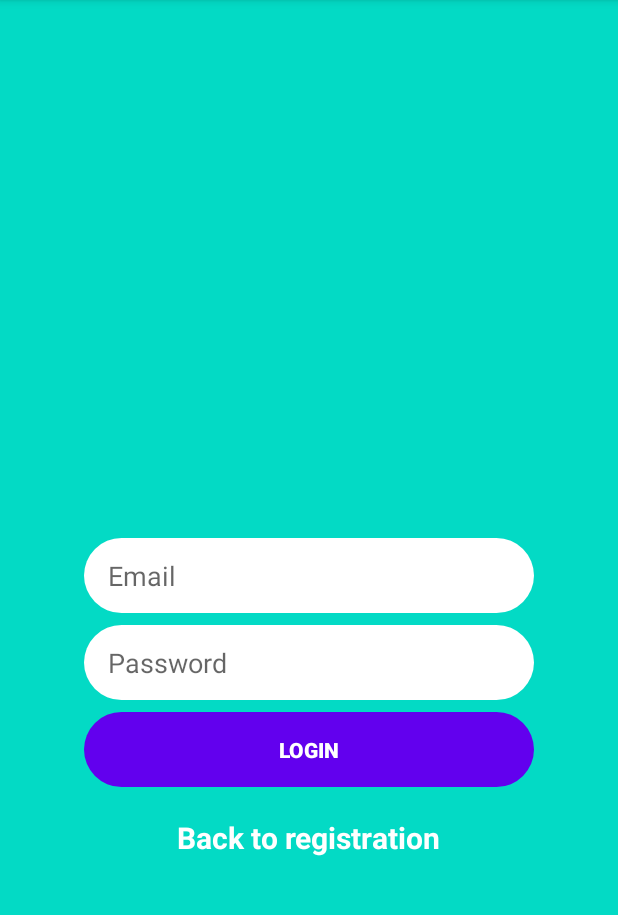
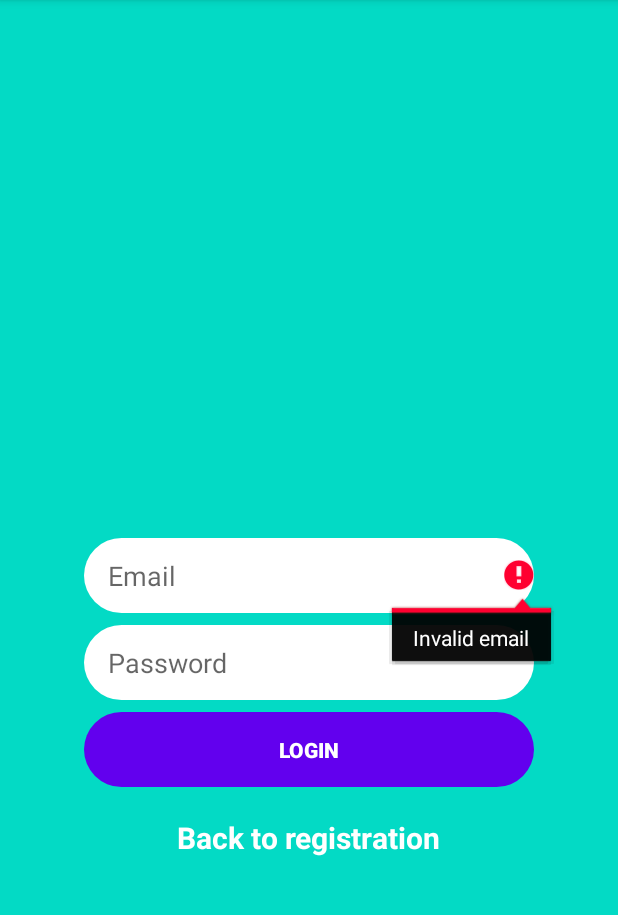
Before and after one commit to EmmanuelChangole/Nearby-Workers, an Android app: the screen it shows after launch (LoginActivity), after a tap on "LOGIN", on a phone screen of 412 x 824 dp, the part 84-999 px from its top. Run offline under Robolectric (Android 15) with nearby library versions, the light colour scheme and no system bars; our stand-ins replace Firebase (no records; nobody signed in at launch, a user with empty details on screens opened directly); plain views replace AVLoadingIndicatorView.

Commit message:
Firebase auth

```diff
--- a/app/src/main/java/com/example/nearbyworkers/ui/LoginFragment.kt
+++ b/app/src/main/java/com/example/nearbyworkers/ui/LoginFragment.kt
@@ -1,15 +1,17 @@
 package com.example.nearbyworkers.ui
 
+import android.content.Intent
 import androidx.lifecycle.ViewModelProvider
 import android.os.Bundle
+import android.util.Log
 import androidx.fragment.app.Fragment
 import android.view.LayoutInflater
 import android.view.View
 import android.view.ViewGroup
 import android.widget.Toast
-import com.example.nearbyworkers.R
 import com.example.nearbyworkers.databinding.LoginFragmentBinding
 import com.example.nearbyworkers.viewmodel.LoginViewModel
+import com.google.firebase.auth.FirebaseAuth
 
 class LoginFragment : Fragment() {
 
@@ -19,6 +21,8 @@ class LoginFragment : Fragment() {
 
     private lateinit var viewModel: LoginViewModel
     private lateinit var binding:LoginFragmentBinding
+    private lateinit var auth: FirebaseAuth
+    private var TAG=SignupFragment.javaClass.simpleName
 
 
     override fun onCreateView(
@@ -35,6 +39,7 @@ class LoginFragment : Fragment() {
     override fun onActivityCreated(savedInstanceState: Bundle?) {
         super.onActivityCreated(savedInstanceState)
         viewModel = ViewModelProvider(this).get(LoginViewModel::class.java)
+        auth = FirebaseAuth.getInstance()
 
     }
 
@@ -42,13 +47,53 @@ class LoginFragment : Fragment() {
     {
         super.onViewCreated(view, savedInstanceState)
 
-        val email=binding.emailEdittextLogin
-        val password=binding.passwordEdittextLogin
+        val edEmail=binding.emailEdittextLogin
+        val edPassword=binding.passwordEdittextLogin
         val createAccount=binding.backToRegisterTextview
         val butLogin=binding.loginButtonLogin
+        val progress=binding.loadingView
 
         butLogin.setOnClickListener{
-            Toast.makeText(context,"Login",Toast.LENGTH_LONG).show()
+           val email=edEmail.text
+           val password=edPassword.text
+
+            if(email.isEmpty() || !android.util.Patterns.EMAIL_ADDRESS.matcher(email).matches())
+            {
+                edEmail.error="Invalid email"
+                edEmail.requestFocus()
+                return@setOnClickListener
+            }
+
+            if(password.isEmpty() || password.length<6)
+            {
+                edPassword.error="Invalid password,provide at least 6 characters."
+                edPassword.requestFocus()
+                return@setOnClickListener
+
+            }
+          progress.visibility=View.VISIBLE
+          auth.signInWithEmailAndPassword(email.toString(),password.toString())
+              .addOnCompleteListener(requireActivity()){
+                  if(it.isSuccessful)
+                  {
+                      Log.d(TAG, "signInWithEmail:success")
+                      progress.visibility=View.GONE
+                      var intent= Intent(context,MainActivity::class.java)
+                      intent.flags= Intent.FLAG_ACTIVITY_CLEAR_TOP
+                      intent.flags= Intent.FLAG_ACTIVITY_CLEAR_TASK
+                      startActivity(intent)
+                      requireActivity().finish()
+
+                  }
+                  else{
+                      progress.visibility=View.GONE
+                      Log.w(TAG, "signInWithEmail:failure", it.exception)
+                      Toast.makeText(context, "Authentication failed.",
+                          Toast.LENGTH_SHORT).show()
+
+                  }
+              }
+
         }
         createAccount.setOnClickListener{
             (activity as LoginActivity).setUpFragment(SignupFragment())
--- a/app/src/main/java/com/example/nearbyworkers/ui/MainActivity.kt
+++ b/app/src/main/java/com/example/nearbyworkers/ui/MainActivity.kt
@@ -1,12 +1,30 @@
 package com.example.nearbyworkers.ui
 
+import android.content.Intent
 import androidx.appcompat.app.AppCompatActivity
 import android.os.Bundle
 import com.example.nearbyworkers.R
+import com.google.firebase.auth.FirebaseAuth
 
 class MainActivity : AppCompatActivity() {
+    private lateinit var auth: FirebaseAuth
+
     override fun onCreate(savedInstanceState: Bundle?) {
         super.onCreate(savedInstanceState)
         setContentView(R.layout.activity_main)
+        auth= FirebaseAuth.getInstance()
+    }
+
+    override fun onStart() {
+        super.onStart()
+        val currentUser = auth.currentUser
+        if(currentUser == null){
+          val intent= Intent(this,LoginActivity::class.java)
+            intent.flags=Intent.FLAG_ACTIVITY_CLEAR_TOP
+            intent.flags=Intent.FLAG_ACTIVITY_CLEAR_TASK
+            startActivity(intent)
+            finish()
+        }
+
     }
 }
```
Also changed, not shown: app/src/main/AndroidManifest.xml (+4 -10 lines), app/src/main/java/com/example/nearbyworkers/ui/SignupFragment.kt (+76 -1 lines).
